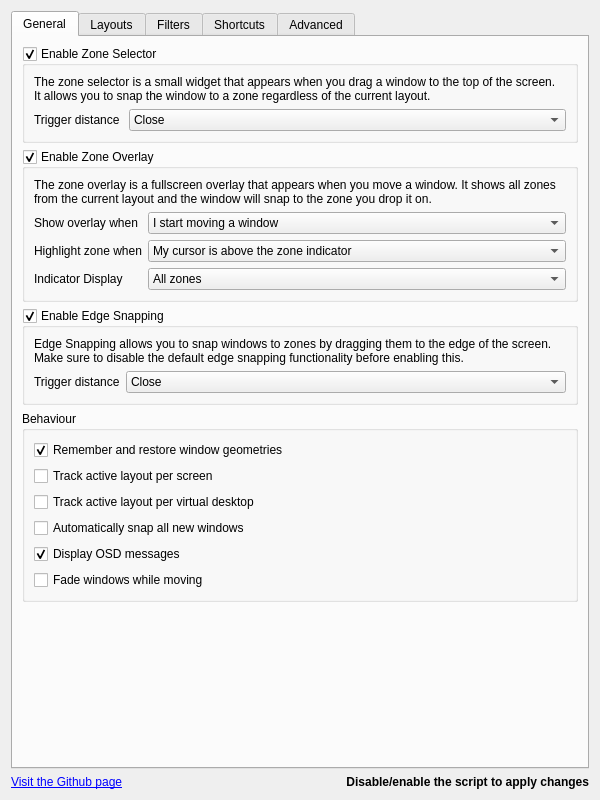
gerritdevriese/kzones, file src/contents/ui/config.ui: the form before one commit.
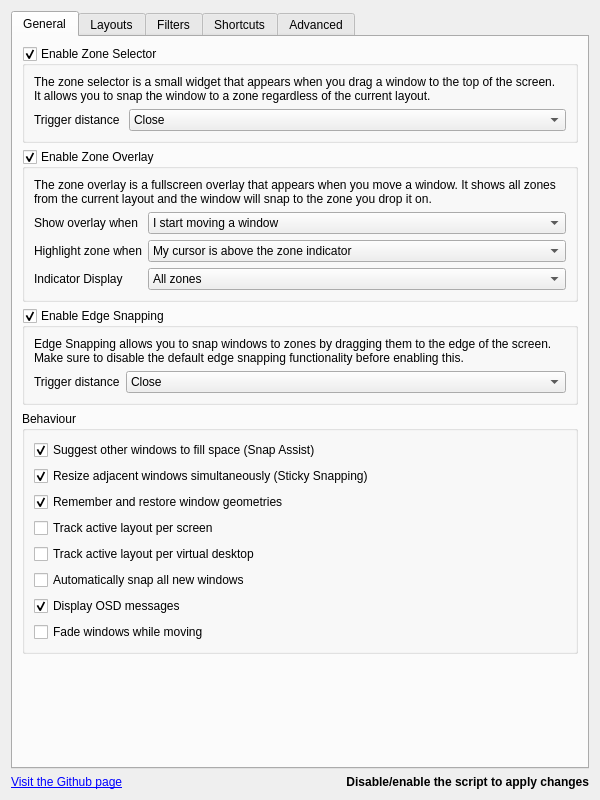
The form after the commit. Icons and pictures are not drawn.

Commit message:
Add 16 layouts, sticky resizing, and Snap Assist
Add a 4x4 selector matrix with sixteen premade layouts.
Resize adjacent windows together along shared edges.
Suggest open windows to fill the remaining layout zones.

```diff
--- a/src/contents/ui/config.ui
+++ b/src/contents/ui/config.ui
@@ -269,6 +269,26 @@
                     <string>Behaviour</string>
                   </property>
                   <layout class="QVBoxLayout" name="verticalLayout_11">
+                    <item>
+                      <widget class="QCheckBox" name="kcfg_enableSnapAssist">
+                        <property name="text">
+                          <string>Suggest other windows to fill space (Snap Assist)</string>
+                        </property>
+                        <property name="checked">
+                          <bool>true</bool>
+                        </property>
+                      </widget>
+                    </item>
+                    <item>
+                      <widget class="QCheckBox" name="kcfg_enableStickyResizing">
+                        <property name="text">
+                          <string>Resize adjacent windows simultaneously (Sticky Snapping)</string>
+                        </property>
+                        <property name="checked">
+                          <bool>true</bool>
+                        </property>
+                      </widget>
+                    </item>
                     <item>
                       <widget class="QCheckBox" name="kcfg_rememberWindowGeometries">
                         <property name="sizePolicy">
```
Left out of the diff: 2 changed lines with no effect on the pictures. The commit also changes 9 other files.
